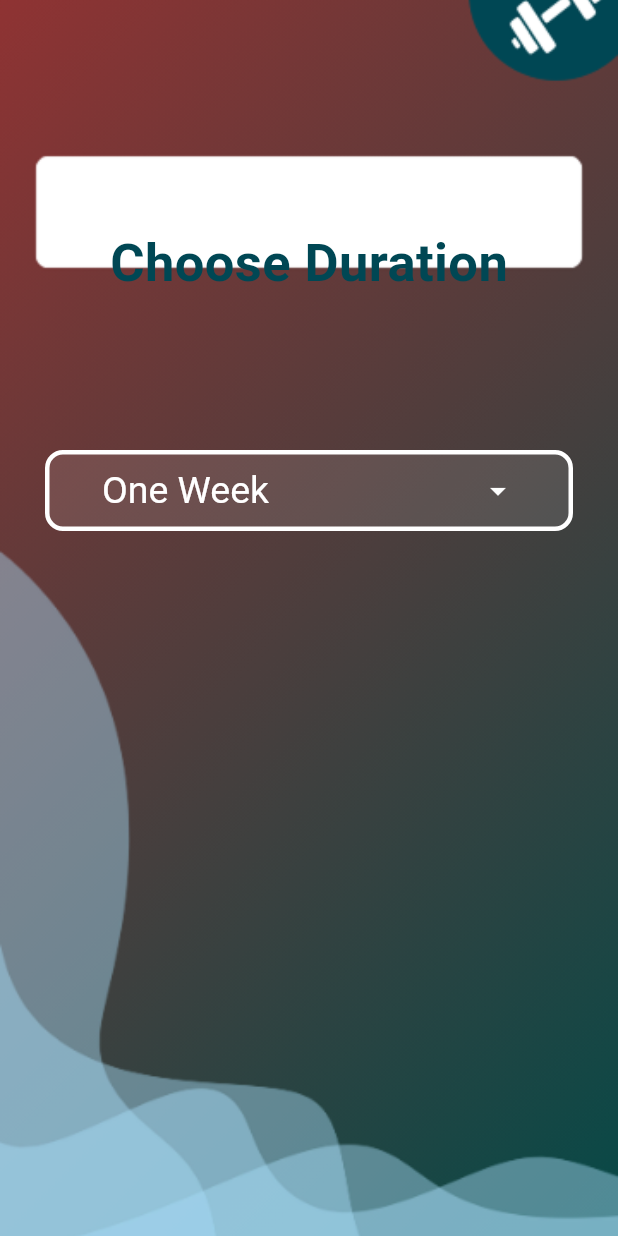
After one commit to Reham-Fagih/My-Trainer, a Flutter app: the WorkoutDurationPage screen opened by its route, on a phone screen of 412 x 824 dp. The commit adds this screen. Run offline on Flutter 3.47's test engine with Material 3 defaults, Android fonts, the phone set to English and light mode, and no system bars; our stand-ins replace image_picker, shared_preferences; accounts and stored records are empty.

Commit message:
Feat: Make  UI for Workout Duration Page

```diff
--- a/lib/main.dart
+++ b/lib/main.dart
@@ -1,5 +1,6 @@
 import 'package:flutter/material.dart';
-import 'package:flutter_first_project/views/workout_place.dart';
+import 'views/workout_duration.dart';
+import 'views/workout_place.dart';
 import 'views/log_in.dart';
 import 'views/welcome.dart';
 import 'views/sign_up.dart';
@@ -28,6 +29,8 @@ class MyApp extends StatelessWidget {
               userId: "temp", // replace with real userId after login
             ),
         "/WorkoutPlacePage": (context) => const WorkoutPlacePage(),
+        "/WorkoutDurationPage": (context) => const WorkoutDurationPage(),
+
       },
     );
   }
--- /dev/null
+++ b/lib/views/workout_duration.dart
@@ -0,0 +1,96 @@
+import 'package:flutter/material.dart';
+// NOT FINISHED YET
+class WorkoutDurationPage extends StatefulWidget {
+  const WorkoutDurationPage({super.key});
+
+  @override
+  State<WorkoutDurationPage> createState() => _WorkoutDurationPageState();
+}
+
+class _WorkoutDurationPageState extends State<WorkoutDurationPage> {
+
+  String selectedValue = "One Week";
+
+
+  final List<String> durations = [
+    "One Week",
+    "Two Week",
+    "Three Week",
+    "Four Week",
+
+  ];
+// here map the value of the list so it can be used for any calculations if needed (ckeck)
+
+  @override
+  Widget build(BuildContext context) {
+    return Scaffold(
+      body: Stack(
+        children: [
+          // Background
+          Positioned.fill(
+            child: Image.asset(
+              'assets/images/WorkoutpageBackground.png',
+              fit: BoxFit.cover,
+            ),
+          ),
+
+
+          Positioned(
+            top: 150,
+            left: 30,
+            right: 30,
+            child: const Center(
+              child: Text(
+                "Choose Duration",
+                style: TextStyle(
+                  fontSize: 35,
+                  fontWeight: FontWeight.bold,
+                  color: Color(0xFF004754),
+                ),
+              ),
+            ),
+          ),
+
+
+          Positioned(
+            top: 300,
+            left: 30,
+            right: 30,
+            child: Center(
+              child: Container(
+                padding: const EdgeInsets.symmetric(horizontal:35),
+                decoration: BoxDecoration(
+                  color: Colors.white.withOpacity(0.10),
+                  borderRadius: BorderRadius.circular(12),
+                  border: Border.all(color:  Colors.white, width:3),
+                ),
+                child: DropdownButton<String>(
+                  value: selectedValue,
+                  isExpanded: true,
+                  dropdownColor:Colors.white.withOpacity(0.10),
+                  icon: const Icon(Icons.arrow_drop_down, color: Colors.white),
+                  style: const TextStyle(
+                    color: Colors.white,
+                    fontSize: 25,
+                  ),
+                  underline: const SizedBox(),
+                  onChanged: (String? newValue) {
+                    setState(() {
+                      selectedValue = newValue!;
+                    });
+                  },
+                  items: durations.map<DropdownMenuItem<String>>((String value) {
+                    return DropdownMenuItem<String>(
+                      value: value,
+                      child: Text(value),
+                    );
+                  }).toList(),
+                ),
+              ),
+            ),
+          ),
+        ],
+      ),
+    );
+  }
+}
--- a/lib/views/workout_place.dart
+++ b/lib/views/workout_place.dart
@@ -1,5 +1,5 @@
 import 'package:flutter/material.dart';
-
+// NOT FINISHED YET
 class WorkoutPlacePage extends StatelessWidget {
   const WorkoutPlacePage({super.key});
 
```
